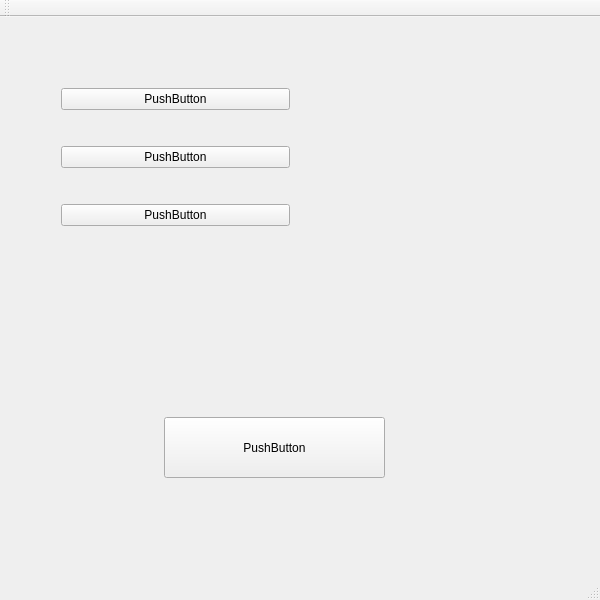
First picture: the form in mainwindow.ui, repository gepeszoli/hazi, before the edit.
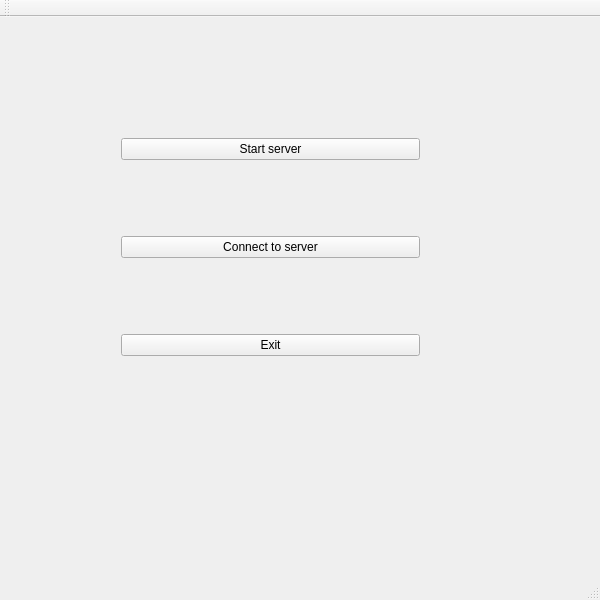
Second picture: the form after the edit.

```diff
--- a/mainwindow.ui
+++ b/mainwindow.ui
@@ -32,49 +32,36 @@
    <widget class="QWidget" name="verticalLayoutWidget">
     <property name="geometry">
      <rect>
-      <x>50</x>
-      <y>30</y>
-      <width>251</width>
-      <height>221</height>
+      <x>110</x>
+      <y>40</y>
+      <width>321</width>
+      <height>381</height>
      </rect>
     </property>
     <layout class="QVBoxLayout" name="verticalLayout">
      <item>
       <widget class="QPushButton" name="pushButton_2">
        <property name="text">
-        <string>PushButton</string>
+        <string>Start server</string>
        </property>
       </widget>
      </item>
      <item>
       <widget class="QPushButton" name="pushButton_3">
        <property name="text">
-        <string>PushButton</string>
+        <string>Connect to server</string>
        </property>
       </widget>
      </item>
      <item>
       <widget class="QPushButton" name="pushButton">
        <property name="text">
-        <string>PushButton</string>
+        <string>Exit</string>
        </property>
       </widget>
      </item>
     </layout>
    </widget>
-   <widget class="QPushButton" name="pushButton_4">
-    <property name="geometry">
-     <rect>
-      <x>164</x>
-      <y>400</y>
-      <width>221</width>
-      <height>61</height>
-     </rect>
-    </property>
-    <property name="text">
-     <string>PushButton</string>
-    </property>
-   </widget>
   </widget>
   <widget class="QMenuBar" name="menuBar">
    <property name="geometry">
```
